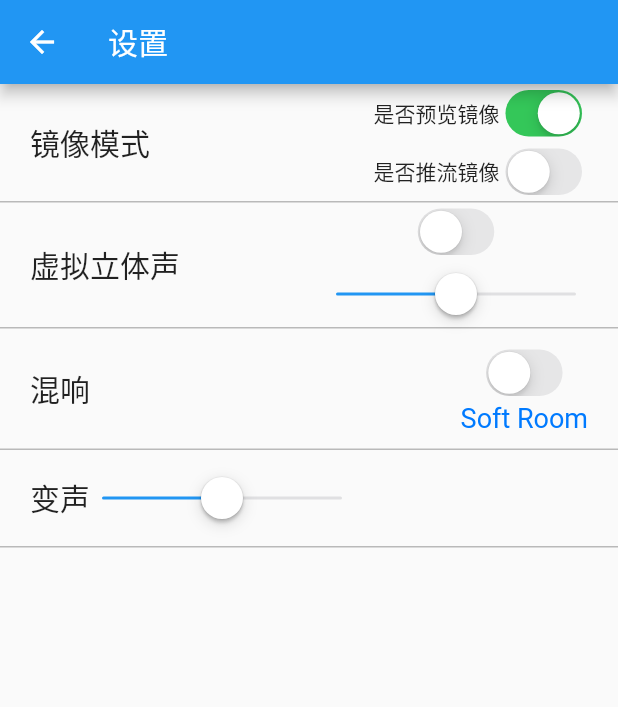
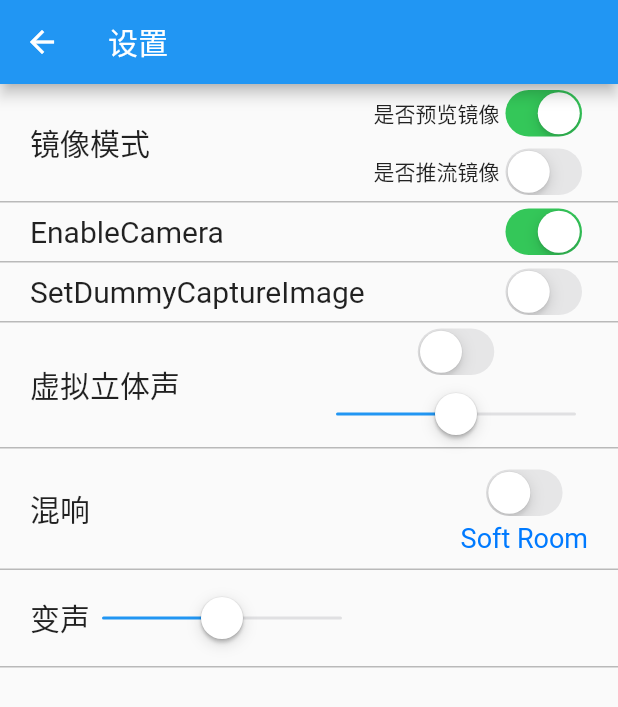
Before and after one commit to zegoim/zego-flutter-sdk, a Flutter app: the PublishSettingsPage screen opened directly, on a phone screen of 412 x 824 dp. Shown: the top 707 px of the screen. Run offline on Flutter 3.47's test engine with Material 2 defaults, Android fonts, the phone set to English and light mode, and no system bars; our stand-ins replace shared_preferences; missing offline and left inert: flutter_seekbar, zego_permission; accounts and stored records are empty.

Commit message:
🚩 Updated demo to show how to use the "setDummyCaptureImagePath" API

```diff
--- a/example/lib/config/zego_config.dart
+++ b/example/lib/config/zego_config.dart
@@ -35,6 +35,8 @@ class ZegoConfig {
   bool isPreviewMirror;
   bool isPublishMirror;
 
+  bool enableCamera;
+  bool isSetDummyCaptureImage;
   bool enableVirtualStereo;
   double virtualStereoAngle;
   bool enableReverb;
@@ -58,6 +60,8 @@ class ZegoConfig {
       this.isPreviewMirror = true;
       this.isPublishMirror = false;
 
+      this.enableCamera = true;
+      this.isSetDummyCaptureImage = false;
       this.enableVirtualStereo = false;
       this.virtualStereoAngle = 90.0;
       this.enableReverb = false;
--- a/example/lib/pages/publish_settings_page.dart
+++ b/example/lib/pages/publish_settings_page.dart
@@ -1,5 +1,9 @@
+import 'dart:io';
+
 import 'package:flutter/cupertino.dart';
 import 'package:flutter/material.dart';
+import 'package:flutter/services.dart';
+import 'package:path_provider/path_provider.dart';
 import 'package:zegoliveroom_plugin/zegoliveroom_plugin.dart';
 import 'package:zegoliveroom_plugin_example/config/zego_config.dart';
 
@@ -14,6 +18,8 @@ class _PublishSettingsPageState extends State<PublishSettingsPage> {
   bool _isPreviewMirror;
   bool _isPublishMirror;
 
+  bool _enableCamera;
+  bool _isSetDummyCaptureImage;
   bool _enableVirtualStereo;
   double _virtualStereoAngle;
   bool _enableReverb;
@@ -29,6 +35,8 @@ class _PublishSettingsPageState extends State<PublishSettingsPage> {
     _isPreviewMirror = ZegoConfig.getInstance().isPreviewMirror;
     _isPublishMirror = ZegoConfig.getInstance().isPublishMirror;
 
+    _enableCamera = ZegoConfig.getInstance().enableCamera;
+    _isSetDummyCaptureImage = ZegoConfig.getInstance().isSetDummyCaptureImage;
     _enableVirtualStereo = ZegoConfig.getInstance().enableVirtualStereo;
     _virtualStereoAngle = ZegoConfig.getInstance().virtualStereoAngle;
     _enableReverb = ZegoConfig.getInstance().enableReverb;
@@ -79,6 +87,33 @@ class _PublishSettingsPageState extends State<PublishSettingsPage> {
       ZegoConfig.getInstance().isPublishMirror = _isPublishMirror;
       checkMirrorMode();
     });
+  }
+
+  void onCamaraEnabledChanged(bool value) {
+    setState(() {
+      _enableCamera = value;
+      ZegoConfig.getInstance().enableCamera = _enableCamera;
+      ZegoLiveRoomPublisherPlugin.enableCamera(_enableCamera);
+    });
+  }
+
+  void onSetDummyCaptureImageChanged(bool value) async {
+    setState(() {
+      _isSetDummyCaptureImage = value;
+      ZegoConfig.getInstance().isSetDummyCaptureImage= _isSetDummyCaptureImage;
+    });
+
+    if (_isSetDummyCaptureImage) {
+      Directory directory = await getApplicationDocumentsDirectory();
+      String imagePath = directory.path +  "/zegologo.jpg";
+      print("🧪 SetDummyCaptureImagePath: " + imagePath);
+      ByteData data = await rootBundle.load("resources/images/zegologo.jpg");
+      List<int> bytes = data.buffer.asUint8List(data.offsetInBytes, data.lengthInBytes);
+      await File(imagePath).writeAsBytes(bytes);
+      ZegoLiveRoomPublisherPlugin.setDummyCaptureImagePath("file:" + imagePath);
+    } else {
+      ZegoLiveRoomPublisherPlugin.setDummyCaptureImagePath("");
+    }
   }
 
   void onVirtualEnableChanged(bool value) {
@@ -213,6 +248,58 @@ class _PublishSettingsPageState extends State<PublishSettingsPage> {
                 ],
               ),
             ),
+            /// enable camera
+            Container(
+              padding: EdgeInsets.symmetric(horizontal: 20.0),
+              decoration: BoxDecoration(
+                border: Border(
+                  bottom: BorderSide(
+                    color: Colors.black26
+                  )
+                )
+              ),
+              child: Row(
+                mainAxisAlignment: MainAxisAlignment.spaceBetween,
+                children: <Widget>[
+                  Text(
+                    'EnableCamera',
+                    style: TextStyle(
+                      fontSize: 20.0
+                    ),
+                  ),
+                  CupertinoSwitch(
+                    value: _enableCamera,
+                    onChanged: onCamaraEnabledChanged,
+                  )
+                ],
+              ),
+            ),
+            /// set dummy capture image
+            Container(
+              padding: EdgeInsets.symmetric(horizontal: 20.0),
+              decoration: BoxDecoration(
+                border: Border(
+                  bottom: BorderSide(
+                    color: Colors.black26
+                  )
+                )
+              ),
+              child: Row(
+                mainAxisAlignment: MainAxisAlignment.spaceBetween,
+                children: <Widget>[
+                  Text(
+                    'SetDummyCaptureImage',
+                    style: TextStyle(
+                      fontSize: 20.0
+                    ),
+                  ),
+                  CupertinoSwitch(
+                    value: _isSetDummyCaptureImage,
+                    onChanged: onSetDummyCaptureImageChanged,
+                  )
+                ],
+              ),
+            ),
             /// 虚拟立体声
             Container(
               decoration: BoxDecoration(
--- a/example/pubspec.yaml
+++ b/example/pubspec.yaml
@@ -24,6 +24,7 @@ dependencies:
     path: ../
 
   shared_preferences: ^0.5.6
+  path_provider: ^2.0.2
 
   zego_permission:
     git:
```
Also changed, not shown: example/resources/images/zegologo.jpg (added).
